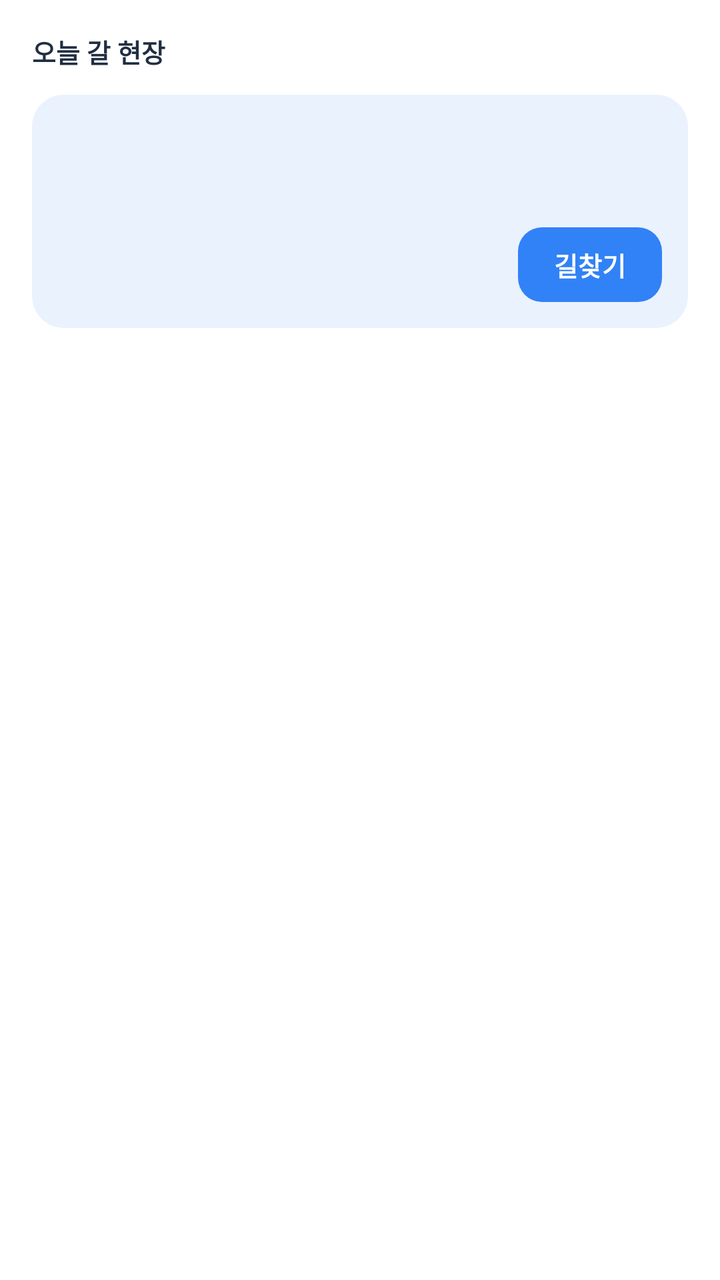
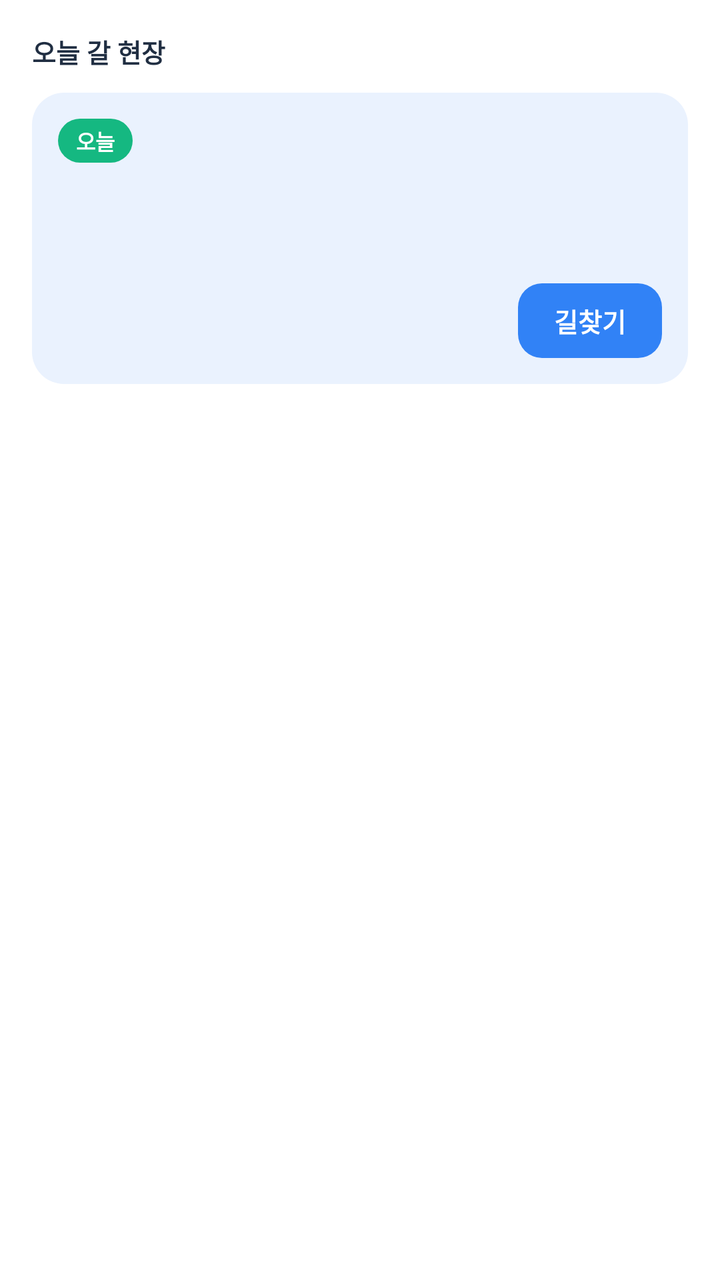

Screens rendered from an Android XML layout before and after an edit, with the pre-edit source and the edit as a unified diff.
<!-- AndroidManifest.xml: application theme Theme.CallFollowCRM -->
<!-- res/layout/widget_today.xml -->
<?xml version="1.0" encoding="utf-8"?>
<LinearLayout xmlns:android="http://schemas.android.com/apk/res/android"
    android:id="@android:id/background"
    android:layout_width="match_parent"
    android:layout_height="match_parent"
    android:orientation="vertical"
    android:background="@drawable/widget_today_bg"
    android:padding="16dp">

    
    <TextView
        android:id="@+id/widget_unanswered"
        android:layout_width="wrap_content"
        android:layout_height="wrap_content"
        android:layout_marginBottom="11dp"
        android:paddingLeft="13dp"
        android:paddingRight="13dp"
        android:paddingTop="7dp"
        android:paddingBottom="7dp"
        android:background="@drawable/widget_badge_bg"
        android:textColor="#FFFFFF"
        android:textSize="13sp"
        android:textStyle="bold"
        android:visibility="gone" />

    
    <LinearLayout
        android:layout_width="match_parent"
        android:layout_height="wrap_content"
        android:orientation="horizontal"
        android:gravity="center_vertical">

        <TextView
            android:layout_width="0dp"
            android:layout_height="wrap_content"
            android:layout_weight="1"
            android:text="오늘 갈 현장"
            android:textColor="#202E42"
            android:textSize="13sp"
            android:textStyle="bold" />

        <TextView
            android:id="@+id/widget_count"
            android:layout_width="wrap_content"
            android:layout_height="wrap_content"
            android:textColor="#64748B"
            android:textSize="12sp"
            android:textStyle="bold" />
    </LinearLayout>

    
    <LinearLayout
        android:id="@+id/widget_primary"
        android:layout_width="match_parent"
        android:layout_height="wrap_content"
        android:orientation="vertical"
        android:layout_marginTop="12dp"
        android:background="@drawable/widget_pcard_bg"
        android:padding="13dp">

        <TextView
            android:id="@+id/widget_name"
            android:layout_width="match_parent"
            android:layout_height="wrap_content"
            android:maxLines="1"
            android:ellipsize="end"
            android:textColor="#202E42"
            android:textSize="17sp"
            android:textStyle="bold" />

        <TextView
            android:id="@+id/widget_region"
            android:layout_width="match_parent"
            android:layout_height="wrap_content"
            android:layout_marginTop="2dp"
            android:maxLines="1"
            android:ellipsize="end"
            android:textColor="#5A6472"
            android:textSize="13sp" />

        <LinearLayout
            android:layout_width="match_parent"
            android:layout_height="wrap_content"
            android:orientation="horizontal"
            android:gravity="center_vertical"
            android:layout_marginTop="11dp">

            <TextView
                android:id="@+id/widget_time"
                android:layout_width="0dp"
                android:layout_height="wrap_content"
                android:layout_weight="1"
                android:maxLines="1"
                android:ellipsize="end"
                android:textColor="#1765CF"
                android:textSize="13sp"
                android:textStyle="bold" />

            <TextView
                android:id="@+id/widget_open"
                android:layout_width="wrap_content"
                android:layout_height="wrap_content"
                android:text="길찾기"
                android:paddingLeft="18dp"
                android:paddingRight="18dp"
                android:paddingTop="9dp"
                android:paddingBottom="9dp"
                android:background="@drawable/widget_today_btn"
                android:textColor="#FFFFFF"
                android:textSize="13sp"
                android:textStyle="bold" />
        </LinearLayout>
    </LinearLayout>

    
    <TextView
        android:id="@+id/widget_next"
        android:layout_width="match_parent"
        android:layout_height="wrap_content"
        android:layout_marginTop="11dp"
        android:maxLines="2"
        android:ellipsize="end"
        android:textColor="#64748B"
        android:textSize="12sp" />

    
    <TextView
        android:id="@+id/widget_empty"
        android:layout_width="match_parent"
        android:layout_height="wrap_content"
        android:layout_marginTop="4dp"
        android:text="오늘 갈 현장이 없어요"
        android:textColor="#64748B"
        android:textSize="14sp"
        android:textStyle="bold"
        android:visibility="gone" />
</LinearLayout>
<!-- resources referenced by this layout -->
<resources>
  <!-- drawable widget_badge_bg (drawable) -->
  <?xml version="1.0" encoding="utf-8"?>
  <shape xmlns:android="http://schemas.android.com/apk/res/android" android:shape="rectangle">
      <solid android:color="#F0436A" />
      <corners android:radius="12dp" />
  </shape>
  <!-- drawable widget_pcard_bg (drawable) -->
  <?xml version="1.0" encoding="utf-8"?>
  <shape xmlns:android="http://schemas.android.com/apk/res/android" android:shape="rectangle">
      <solid android:color="#EAF2FE" />
      <corners android:radius="16dp" />
  </shape>
  <!-- drawable widget_today_bg (drawable) -->
  <?xml version="1.0" encoding="utf-8"?>
  <shape xmlns:android="http://schemas.android.com/apk/res/android" android:shape="rectangle">
      <solid android:color="#FFFFFF" />
      <corners android:radius="24dp" />
  </shape>
  <!-- drawable widget_today_btn (drawable) -->
  <?xml version="1.0" encoding="utf-8"?>
  <shape xmlns:android="http://schemas.android.com/apk/res/android" android:shape="rectangle">
      <solid android:color="#3182F6" />
      <corners android:radius="12dp" />
  </shape>
  <style name="Theme.CallFollowCRM" parent="android:Theme.DeviceDefault.Light.NoActionBar">
          <item name="android:windowBackground">@android:color/white</item>
          <item name="android:statusBarColor" tools:targetApi="l">@android:color/white</item>
          <item name="android:windowLightStatusBar" tools:targetApi="m">true</item>
          
          <item name="android:windowOptOutEdgeToEdgeEnforcement" tools:targetApi="35">true</item>
      </style>
</resources>

<!-- the commit's change to res/layout/widget_today.xml (unified diff, before → after) -->
@@ -8,20 +8,84 @@
     android:padding="16dp">
 
     
-    <TextView
-        android:id="@+id/widget_unanswered"
-        android:layout_width="wrap_content"
-        android:layout_height="wrap_content"
-        android:layout_marginBottom="11dp"
-        android:paddingLeft="13dp"
-        android:paddingRight="13dp"
-        android:paddingTop="7dp"
-        android:paddingBottom="7dp"
-        android:background="@drawable/widget_badge_bg"
-        android:textColor="#FFFFFF"
-        android:textSize="13sp"
-        android:textStyle="bold"
-        android:visibility="gone" />
+    <LinearLayout
+        android:id="@+id/widget_badge_box"
+        android:layout_width="match_parent"
+        android:layout_height="wrap_content"
+        android:orientation="vertical"
+        android:layout_marginBottom="12dp"
+        android:visibility="gone">
+
+        <LinearLayout
+            android:layout_width="match_parent"
+            android:layout_height="wrap_content"
+            android:orientation="horizontal"
+            android:gravity="center_vertical">
+            <TextView
+                android:layout_width="wrap_content"
+                android:layout_height="wrap_content"
+                android:text="답장 안 함"
+                android:textColor="#202E42"
+                android:textSize="14sp"
+                android:textStyle="bold" />
+            <TextView
+                android:id="@+id/widget_unanswered_count"
+                android:layout_width="wrap_content"
+                android:layout_height="wrap_content"
+                android:layout_marginStart="7dp"
+                android:paddingLeft="9dp"
+                android:paddingRight="9dp"
+                android:paddingTop="2dp"
+                android:paddingBottom="2dp"
+                android:background="@drawable/widget_badge_bg"
+                android:textColor="#FFFFFF"
+                android:textSize="13sp"
+                android:textStyle="bold" />
+            <TextView
+                android:layout_width="0dp"
+                android:layout_height="wrap_content"
+                android:layout_weight="1"
+                android:gravity="end"
+                android:text="›"
+                android:textColor="#9AA3B0"
+                android:textSize="18sp" />
+        </LinearLayout>
+
+        <LinearLayout
+            android:layout_width="match_parent"
+            android:layout_height="wrap_content"
+            android:orientation="horizontal"
+            android:gravity="center_vertical"
+            android:layout_marginTop="9dp">
+            <TextView
+                android:id="@+id/widget_unanswered_name"
+                android:layout_width="0dp"
+                android:layout_height="wrap_content"
+                android:layout_weight="1"
+                android:maxLines="1"
+                android:ellipsize="end"
+                android:textColor="#202E42"
+                android:textSize="13sp"
+                android:textStyle="bold" />
+            <TextView
+                android:id="@+id/widget_unanswered_elapsed"
+                android:layout_width="wrap_content"
+                android:layout_height="wrap_content"
+                android:layout_marginStart="8dp"
+                android:textColor="#9AA3B0"
+                android:textSize="11sp" />
+        </LinearLayout>
+
+        <TextView
+            android:id="@+id/widget_unanswered_msg"
+            android:layout_width="match_parent"
+            android:layout_height="wrap_content"
+            android:layout_marginTop="3dp"
+            android:maxLines="1"
+            android:ellipsize="end"
+            android:textColor="#64748B"
+            android:textSize="12sp" />
+    </LinearLayout>
 
     
     <LinearLayout
@@ -29,7 +93,6 @@
         android:layout_height="wrap_content"
         android:orientation="horizontal"
         android:gravity="center_vertical">
-
         <TextView
             android:layout_width="0dp"
             android:layout_height="wrap_content"
@@ -38,13 +101,12 @@
             android:textColor="#202E42"
             android:textSize="13sp"
             android:textStyle="bold" />
-
         <TextView
             android:id="@+id/widget_count"
             android:layout_width="wrap_content"
             android:layout_height="wrap_content"
-            android:textColor="#64748B"
-            android:textSize="12sp"
+            android:textColor="#9AA3B0"
+            android:textSize="11.5sp"
             android:textStyle="bold" />
     </LinearLayout>
 
@@ -54,9 +116,24 @@
         android:layout_width="match_parent"
         android:layout_height="wrap_content"
         android:orientation="vertical"
-        android:layout_marginTop="12dp"
+        android:layout_marginTop="11dp"
         android:background="@drawable/widget_pcard_bg"
         android:padding="13dp">
+
+        <TextView
+            android:id="@+id/widget_tag"
+            android:layout_width="wrap_content"
+            android:layout_height="wrap_content"
+            android:layout_marginBottom="7dp"
+            android:paddingLeft="9dp"
+            android:paddingRight="9dp"
+            android:paddingTop="3dp"
+            android:paddingBottom="3dp"
+            android:background="@drawable/widget_tag_green"
+            android:text="오늘"
+            android:textColor="#FFFFFF"
+            android:textSize="10.5sp"
+            android:textStyle="bold" />
 
         <TextView
             android:id="@+id/widget_name"
@@ -84,7 +161,6 @@
             android:orientation="horizontal"
             android:gravity="center_vertical"
             android:layout_marginTop="11dp">
-
             <TextView
                 android:id="@+id/widget_time"
                 android:layout_width="0dp"
@@ -95,7 +171,6 @@
                 android:textColor="#1765CF"
                 android:textSize="13sp"
                 android:textStyle="bold" />
-
             <TextView
                 android:id="@+id/widget_open"
                 android:layout_width="wrap_content"
@@ -120,6 +195,7 @@
         android:layout_marginTop="11dp"
         android:maxLines="2"
         android:ellipsize="end"
+        android:lineSpacingExtra="3dp"
         android:textColor="#64748B"
         android:textSize="12sp" />
 
<!-- resource entries referenced after the edit -->
@@ -11,6 +11,12 @@
   <shape xmlns:android="http://schemas.android.com/apk/res/android" android:shape="rectangle">
       <solid android:color="#EAF2FE" />
       <corners android:radius="16dp" />
+  </shape>
+  <!-- drawable widget_tag_green (drawable) -->
+  <?xml version="1.0" encoding="utf-8"?>
+  <shape xmlns:android="http://schemas.android.com/apk/res/android" android:shape="rectangle">
+      <solid android:color="#15B881" />
+      <corners android:radius="999dp" />
   </shape>
   <!-- drawable widget_today_bg (drawable) -->
   <?xml version="1.0" encoding="utf-8"?>
